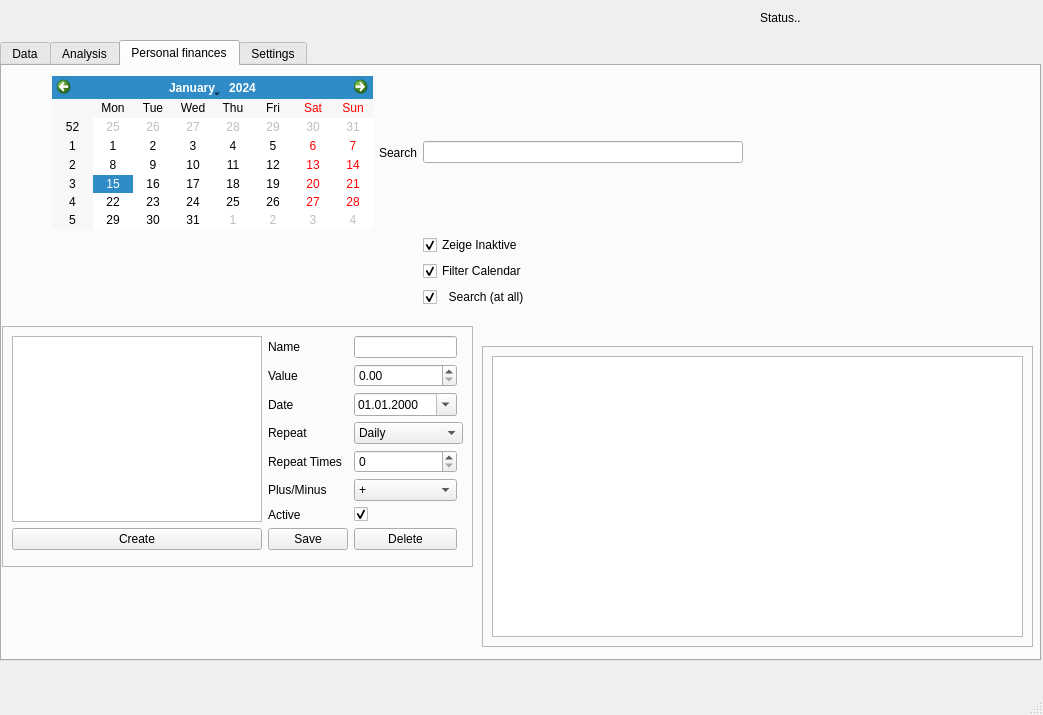
The window that ui/gui.ui (hersche/jobManagement) describes before a commit, drawn with Qt 5.
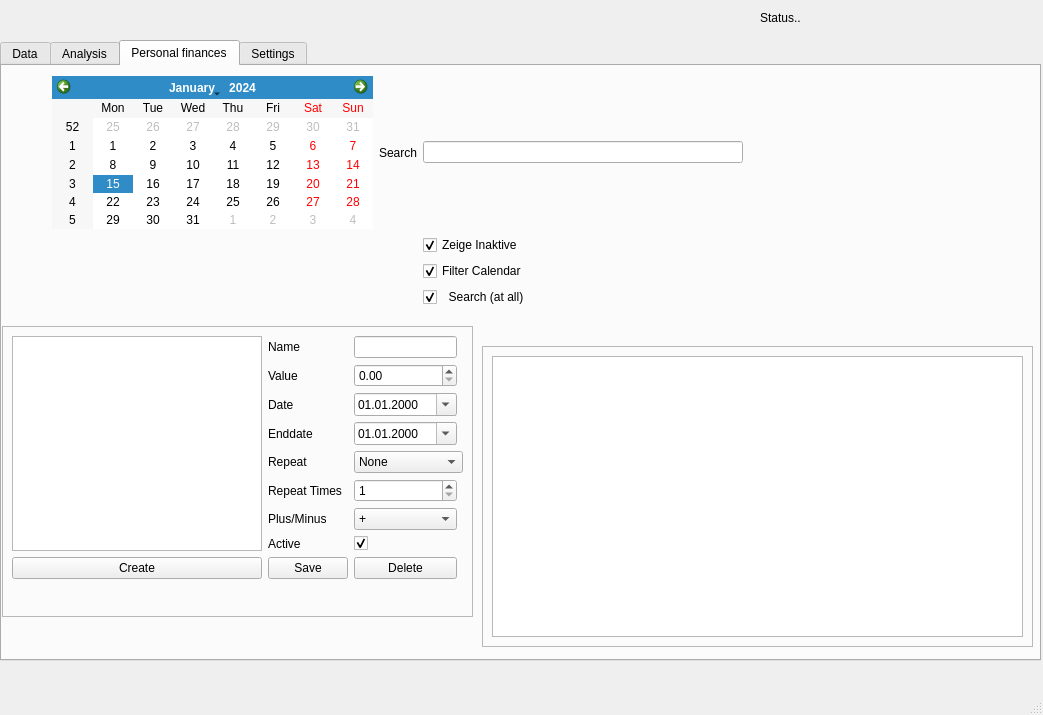
The same window after the commit. The open tabs and pages were chosen to show the change.

```diff
--- a/ui/gui.ui
+++ b/ui/gui.ui
@@ -1320,7 +1320,7 @@
         <x>0</x>
         <y>260</y>
         <width>471</width>
-        <height>241</height>
+        <height>291</height>
        </rect>
       </property>
       <property name="frameShape">
@@ -1335,14 +1335,14 @@
          <x>10</x>
          <y>10</y>
          <width>451</width>
-         <height>221</height>
+         <height>251</height>
         </rect>
        </property>
        <layout class="QGridLayout" name="gridLayout_2">
-        <item row="2" column="1">
-         <widget class="QLabel" name="label_33">
+        <item row="7" column="1">
+         <widget class="QLabel" name="label_36">
           <property name="text">
-           <string>Date</string>
+           <string>Active</string>
           </property>
          </widget>
         </item>
@@ -1353,14 +1353,21 @@
           </property>
          </widget>
         </item>
-        <item row="3" column="1">
+        <item row="2" column="1">
+         <widget class="QLabel" name="label_33">
+          <property name="text">
+           <string>Date</string>
+          </property>
+         </widget>
+        </item>
+        <item row="4" column="1">
          <widget class="QLabel" name="label_37">
           <property name="text">
            <string>Repeat</string>
           </property>
          </widget>
         </item>
-        <item row="4" column="1">
+        <item row="5" column="1">
          <widget class="QLabel" name="label_38">
           <property name="text">
            <string>Repeat Times</string>
@@ -1374,23 +1381,16 @@
           </property>
          </widget>
         </item>
-        <item row="5" column="1">
+        <item row="6" column="1">
          <widget class="QLabel" name="label_34">
           <property name="text">
            <string>Plus/Minus</string>
           </property>
          </widget>
         </item>
-        <item row="0" column="0" rowspan="7">
+        <item row="0" column="0" rowspan="8">
          <widget class="QListWidget" name="pfList"/>
         </item>
-        <item row="6" column="1">
-         <widget class="QLabel" name="label_36">
-          <property name="text">
-           <string>Active</string>
-          </property>
-         </widget>
-        </item>
         <item row="0" column="2">
          <widget class="QLineEdit" name="pfName"/>
         </item>
@@ -1411,8 +1411,13 @@
           </property>
          </widget>
         </item>
-        <item row="3" column="2" colspan="2">
+        <item row="4" column="2" colspan="2">
          <widget class="QComboBox" name="pfRepeat">
+          <item>
+           <property name="text">
+            <string>None</string>
+           </property>
+          </item>
           <item>
            <property name="text">
             <string>Daily</string>
@@ -1430,7 +1435,7 @@
           </item>
          </widget>
         </item>
-        <item row="6" column="2">
+        <item row="7" column="2">
          <widget class="QCheckBox" name="pfActive">
           <property name="text">
            <string/>
@@ -1440,7 +1445,7 @@
           </property>
          </widget>
         </item>
-        <item row="5" column="2">
+        <item row="6" column="2">
          <widget class="QComboBox" name="pfPlusMinus">
           <item>
            <property name="text">
@@ -1454,30 +1459,51 @@
           </item>
          </widget>
         </item>
-        <item row="4" column="2">
-         <widget class="QSpinBox" name="pfRepeatTimes"/>
+        <item row="5" column="2">
+         <widget class="QSpinBox" name="pfRepeatTimes">
+          <property name="minimum">
+           <number>1</number>
+          </property>
+         </widget>
         </item>
-        <item row="7" column="0">
+        <item row="8" column="0">
          <widget class="QPushButton" name="pfCreate">
           <property name="text">
            <string>Create</string>
           </property>
          </widget>
         </item>
-        <item row="7" column="1">
+        <item row="8" column="1">
          <widget class="QPushButton" name="pfSave">
           <property name="text">
            <string>Save</string>
           </property>
          </widget>
         </item>
-        <item row="7" column="2">
+        <item row="8" column="2">
          <widget class="QPushButton" name="pfDelete">
           <property name="text">
            <string>Delete</string>
           </property>
          </widget>
         </item>
+        <item row="3" column="1">
+         <widget class="QLabel" name="label_20">
+          <property name="text">
+           <string>Enddate</string>
+          </property>
+         </widget>
+        </item>
+        <item row="3" column="2">
+         <widget class="QDateEdit" name="pfEndDate">
+          <property name="displayFormat">
+           <string>dd.MM.yyyy</string>
+          </property>
+          <property name="calendarPopup">
+           <bool>true</bool>
+          </property>
+         </widget>
+        </item>
        </layout>
       </widget>
      </widget>
```
Left out of the diff: 2 changed lines with no effect on the pictures.
